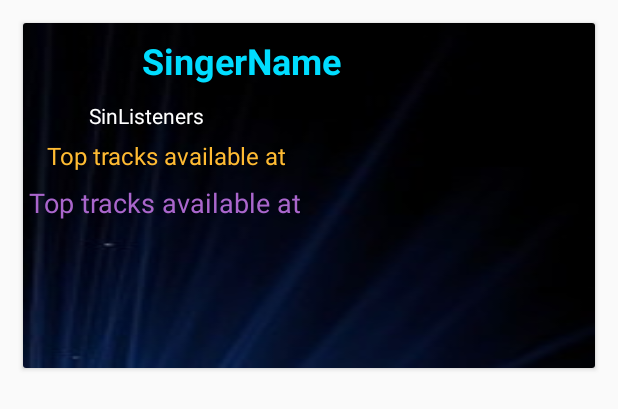
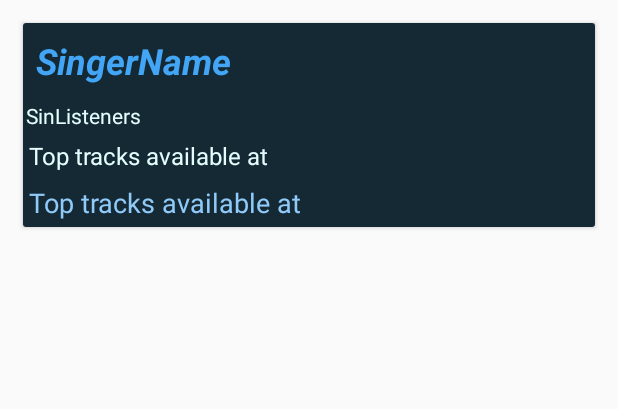
Before and after one commit to djunicode/learning-android-assignment, an Android app: the layout artist_search_item.xml on its own in the app's theme, with its tools: preview values and no code run, on a phone screen of 412 x 824 dp. Shown: the top 409 px of the screen. Run offline under Robolectric (Android 15) with nearby library versions, the phone set to English and light mode, and no system bars.

Commit message:
Material design colours added

```diff
--- a/app/src/main/res/layout/activity_main.xml
+++ b/app/src/main/res/layout/activity_main.xml
@@ -11,7 +11,10 @@
         android:id="@+id/bottom_navigation"
         android:layout_width="0dp"
         android:layout_height="56dp"
-        android:background="@color/colorPrimaryDark"
+        android:background="#264160"
+
+        android:elevation="8dp"
+        app:elevation="8dp"
         app:itemIconTint="@color/design_default_color_background"
         app:itemRippleColor="@color/design_default_color_background"
         app:itemTextColor="@color/design_default_color_background"
--- a/app/src/main/res/layout/artist_search_item.xml
+++ b/app/src/main/res/layout/artist_search_item.xml
@@ -16,7 +16,7 @@
             android:id="@+id/bac"
             android:layout_width="match_parent"
             android:layout_height="wrap_content"
-            android:background="@drawable/back"
+            android:background="#152935"
             android:orientation="vertical">
 
             <TextView
@@ -30,10 +30,10 @@
                 android:paddingTop="10dp"
                 android:scrollbars="horizontal"
                 android:text="SingerName"
-                android:textAlignment="center"
-                android:textColor="@android:color/holo_blue_bright"
+                android:textAlignment="viewStart"
+                android:textColor="#42a5f5"
                 android:textSize="24sp"
-                android:textStyle="bold" />
+                android:textStyle="bold|italic" />
 
             <TextView
                 android:id="@+id/SinListeners"
@@ -44,8 +44,8 @@
                 android:inputType="textPersonName"
                 android:scrollbars="horizontal"
                 android:text="SinListeners"
-                android:textAlignment="center"
-                android:textColor="@color/design_default_color_on_primary"
+                android:textAlignment="viewStart"
+                android:textColor="#e3fefd"
                 android:textSize="14sp" />
 
             <TextView
@@ -63,10 +63,10 @@
                 android:padding="2dp"
                 android:scrollbars="horizontal"
                 android:text="Top tracks available at"
-                android:textAlignment="center"
-                android:textColor="@android:color/holo_orange_light"
-                android:textColorHighlight="@color/design_default_color_on_primary"
-                android:textColorHint="@color/design_default_color_background"
+                android:textAlignment="textStart"
+                android:textColor="#e3fefd"
+                android:textColorHighlight="#FFFFFF"
+                android:textColorHint="@color/design_default_color_on_primary"
                 android:textColorLink="@android:color/holo_purple"
                 android:textSize="16sp" />
 
@@ -85,10 +85,10 @@
                 android:padding="2dp"
                 android:scrollbars="horizontal"
                 android:text="Top tracks available at"
-                android:textColor="@android:color/holo_purple"
+                android:textColor="#90caf9"
                 android:textColorHighlight="@color/design_default_color_on_primary"
                 android:textColorHint="@color/design_default_color_background"
-                android:textColorLink="@android:color/holo_purple"
+                android:textColorLink="#90caf9"
                 android:textSize="18sp" />
 
 
```
Also changed, not shown: app/src/main/java/com/example/musicfinder/artistSearchFragment.java (+2 -14 lines), app/src/main/res/layout/fragment_artist_search.xml (+16 -10 lines).
